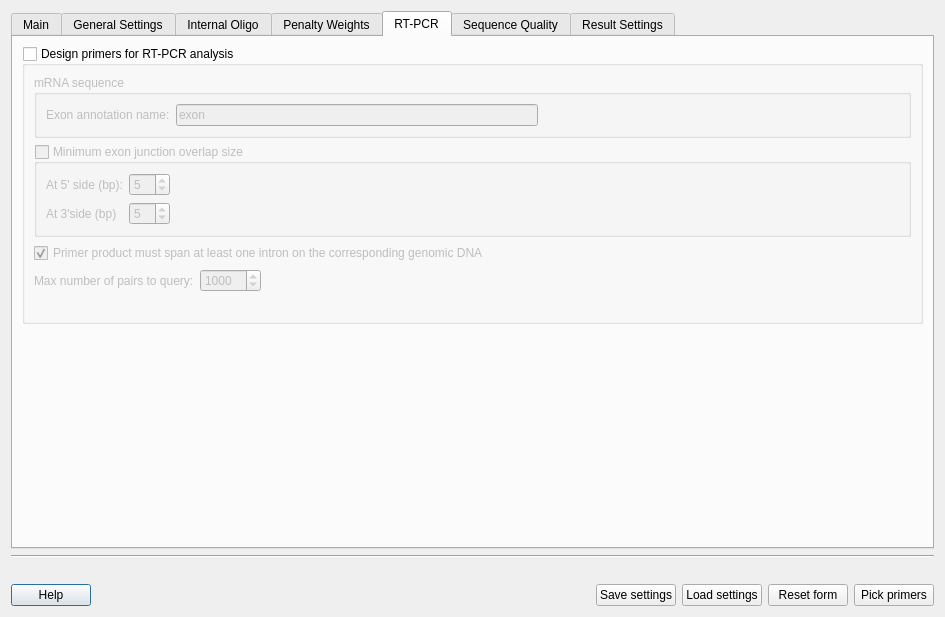
First picture: the form in src/plugins_3rdparty/primer3/src/ui/Primer3Dialog.ui, repository violethaze74/ugene, before the edit.
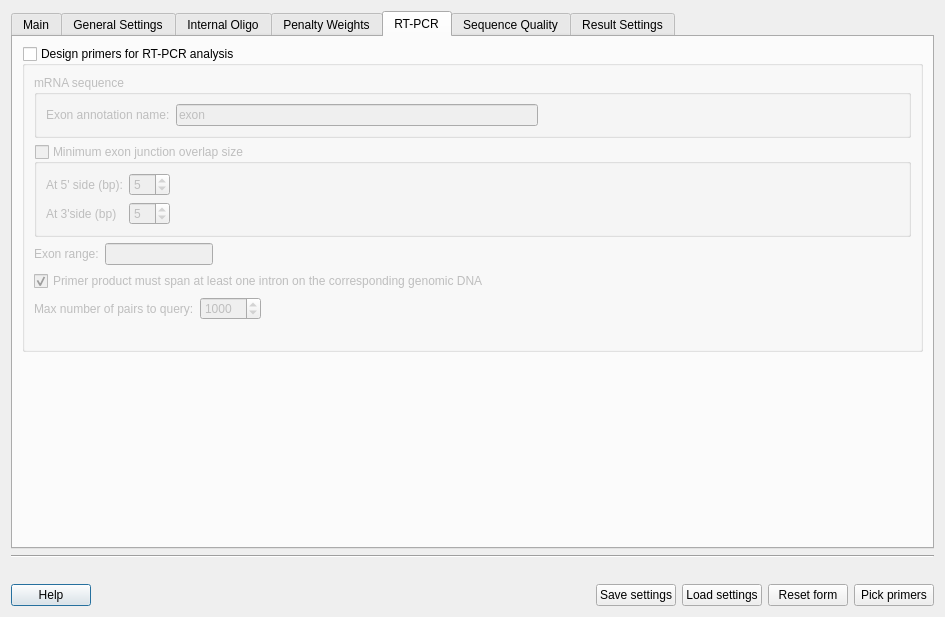
Second picture: the form after the edit. The open tabs and pages were chosen to show the change.

The edit to the form file:
```diff
--- a/src/plugins_3rdparty/primer3/src/ui/Primer3Dialog.ui
+++ b/src/plugins_3rdparty/primer3/src/ui/Primer3Dialog.ui
@@ -3664,6 +3664,43 @@
             </layout>
            </widget>
           </item>
+          <item>
+           <layout class="QHBoxLayout" name="horizontalLayout_8">
+            <item>
+             <widget class="QLabel" name="label_82">
+              <property name="text">
+               <string>Exon range:</string>
+              </property>
+             </widget>
+            </item>
+            <item>
+             <widget class="QLineEdit" name="exonRangeEdit">
+              <property name="sizePolicy">
+               <sizepolicy hsizetype="Fixed" vsizetype="Fixed">
+                <horstretch>0</horstretch>
+                <verstretch>0</verstretch>
+               </sizepolicy>
+              </property>
+              <property name="toolTip">
+               <string>&lt;html&gt;&lt;head/&gt;&lt;body&gt;&lt;p&gt;&lt;span style=&quot; font-size:8pt;&quot;&gt;If the range is set, primer search will be restricted to selected exons. For example:&lt;/span&gt;&lt;/p&gt;&lt;p&gt;&lt;span style=&quot; font-size:8pt; font-weight:600;&quot;&gt;1-5&lt;/span&gt;&lt;/p&gt;&lt;p&gt;&lt;span style=&quot; font-size:8pt;&quot;&gt;If the range is larger than actual exon range or the starting exon number exceeds number of exons, error message is shown. &lt;/span&gt;&lt;/p&gt;&lt;p&gt;&lt;br/&gt;&lt;/p&gt;&lt;/body&gt;&lt;/html&gt;</string>
+              </property>
+             </widget>
+            </item>
+            <item>
+             <spacer name="horizontalSpacer_37">
+              <property name="orientation">
+               <enum>Qt::Horizontal</enum>
+              </property>
+              <property name="sizeHint" stdset="0">
+               <size>
+                <width>40</width>
+                <height>20</height>
+               </size>
+              </property>
+             </spacer>
+            </item>
+           </layout>
+          </item>
           <item>
            <widget class="QCheckBox" name="spanIntronCheckBox">
             <property name="text">
```
